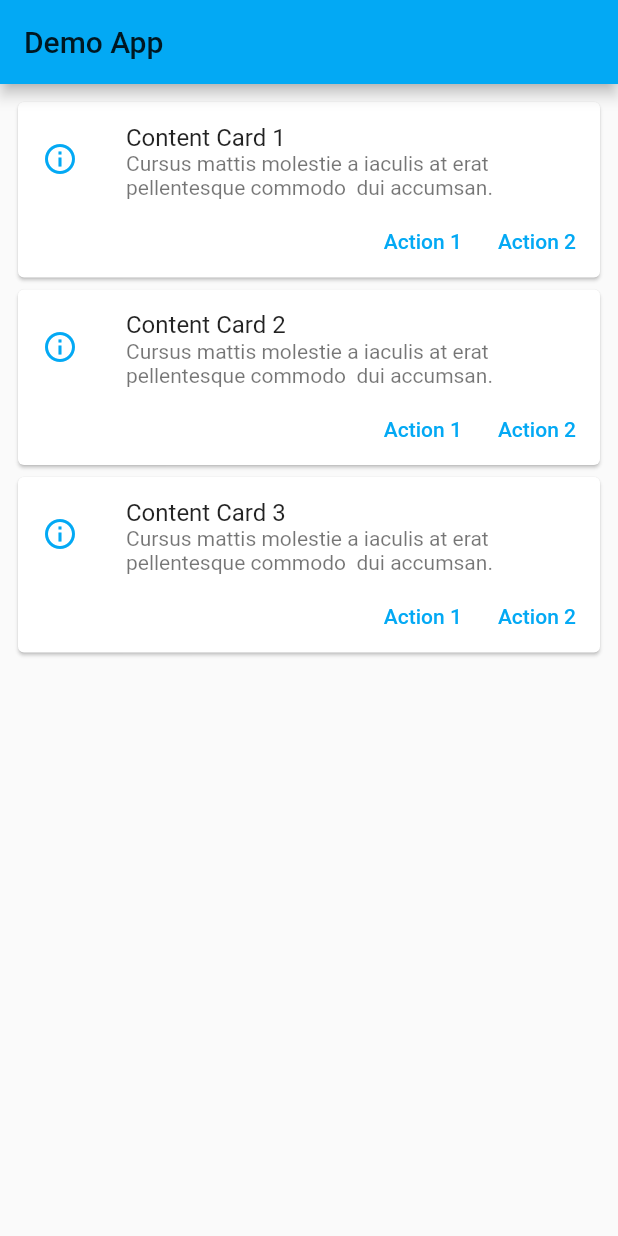
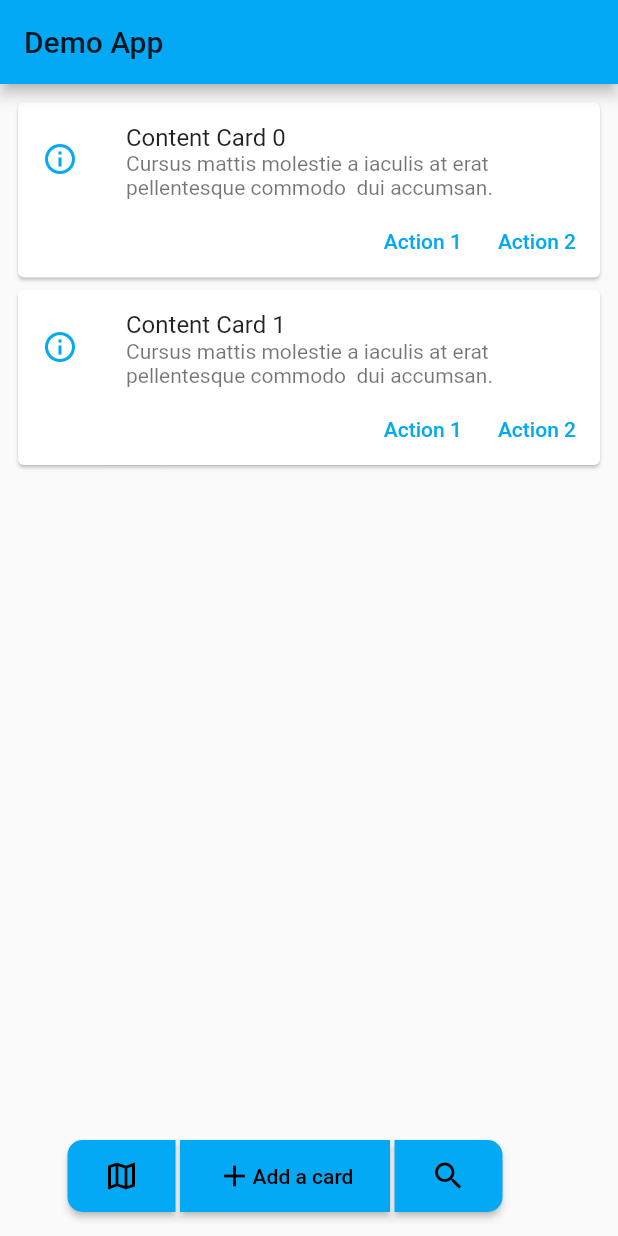
Before and after one commit to underwhelmingToaster/button_navigation_bar, a Flutter app: the screen it shows after launch, on a phone screen of 412 x 824 dp. Run offline on Flutter 3.47's test engine with Material 2 defaults, Android fonts, the light colour scheme and no system bars.

Commit message:
Created example app

```diff
--- /dev/null
+++ b/example/lib/card_service.dart
@@ -0,0 +1,41 @@
+import 'package:flutter/material.dart';
+import 'package:flutter/services.dart';
+
+class CardService {
+  List<Card> returnCards (int numberOfCards) {
+    List<Card> cards = new List.empty(growable: true);
+    for(int i = 0; i < numberOfCards; i++) {
+      cards.add(
+        Card(
+          child: Column(
+            mainAxisSize: MainAxisSize.min,
+            children: <Widget>[
+              Padding(padding: EdgeInsets.symmetric(vertical: 5)),
+              ListTile(
+                leading: Icon(Icons.info_outline, color: Colors.lightBlue,),
+                title: Text('Content Card ${i.toString()}'),
+                subtitle: Text('Cursus mattis molestie a iaculis at erat pellentesque commodo  dui accumsan.'),
+              ),
+              Row(
+                mainAxisAlignment: MainAxisAlignment.end,
+                children: <Widget>[
+                  TextButton(
+                    child: const Text('Action 1'),
+                    onPressed: () { },
+                  ),
+                  const SizedBox(width: 8),
+                  TextButton(
+                    child: const Text('Action 2'),
+                    onPressed: () { },
+                  ),
+                  const SizedBox(width: 8),
+                ],
+              ),
+            ],
+          ),
+        )
+      );
+    }
+    return cards;
+  }
+}
--- a/example/lib/main.dart
+++ b/example/lib/main.dart
@@ -1,3 +1,7 @@
+import 'package:button_navigation_bar/button_navigation_bar.dart';
+import 'package:example/card_service.dart';
+import 'package:example/sub_pages/subpage1.dart';
+import 'package:example/sub_pages/subpage2.dart';
 import 'package:flutter/material.dart';
 
 void main() {
@@ -26,6 +30,7 @@ class MyHomePage extends StatefulWidget {
 }
 
 class _MyHomePageState extends State<MyHomePage> {
+  int cardCounter = 2;
 
   @override
   Widget build(BuildContext context) {
@@ -33,98 +38,44 @@ class _MyHomePageState extends State<MyHomePage> {
       appBar: AppBar(
         title: Text(widget.title),
       ),
-      body: Padding(
+      body: SingleChildScrollView(
         padding: EdgeInsets.all(8),
         child: Column(
           mainAxisAlignment: MainAxisAlignment.start,
           crossAxisAlignment: CrossAxisAlignment.center,
-          children: [
-            Card(
-              child: Column(
-                mainAxisSize: MainAxisSize.min,
-                children: <Widget>[
-                  Padding(padding: EdgeInsets.symmetric(vertical: 5)),
-                  const ListTile(
-                    leading: Icon(Icons.info_outline, color: Colors.lightBlue,),
-                    title: Text('Content Card 1'),
-                    subtitle: Text('Cursus mattis molestie a iaculis at erat pellentesque commodo  dui accumsan.'),
-                  ),
-                  Row(
-                    mainAxisAlignment: MainAxisAlignment.end,
-                    children: <Widget>[
-                      TextButton(
-                        child: const Text('Action 1'),
-                        onPressed: () { },
-                      ),
-                      const SizedBox(width: 8),
-                      TextButton(
-                        child: const Text('Action 2'),
-                        onPressed: () { },
-                      ),
-                      const SizedBox(width: 8),
-                    ],
-                  ),
-                ],
-              ),
-            ),
-            Card(
-              child: Column(
-                mainAxisSize: MainAxisSize.min,
-                children: <Widget>[
-                  Padding(padding: EdgeInsets.symmetric(vertical: 5)),
-                  const ListTile(
-                    leading: Icon(Icons.info_outline, color: Colors.lightBlue,),
-                    title: Text('Content Card 2'),
-                    subtitle: Text('Cursus mattis molestie a iaculis at erat pellentesque commodo  dui accumsan.'),
-                  ),
-                  Row(
-                    mainAxisAlignment: MainAxisAlignment.end,
-                    children: <Widget>[
-                      TextButton(
-                        child: const Text('Action 1'),
-                        onPressed: () { },
-                      ),
-                      const SizedBox(width: 8),
-                      TextButton(
-                        child: const Text('Action 2'),
-                        onPressed: () { },
-                      ),
-                      const SizedBox(width: 8),
-                    ],
-                  ),
-                ],
-              ),
-            ),
-            Card(
-              child: Column(
-                mainAxisSize: MainAxisSize.min,
-                children: <Widget>[
-                  Padding(padding: EdgeInsets.symmetric(vertical: 5)),
-                  const ListTile(
-                    leading: Icon(Icons.info_outline, color: Colors.lightBlue,),
-                    title: Text('Content Card 3'),
-                    subtitle: Text('Cursus mattis molestie a iaculis at erat pellentesque commodo  dui accumsan.'),
-                  ),
-                  Row(
-                    mainAxisAlignment: MainAxisAlignment.end,
-                    children: <Widget>[
-                      TextButton(
-                        child: const Text('Action 1'),
-                        onPressed: () { },
-                      ),
-                      const SizedBox(width: 8),
-                      TextButton(
-                        child: const Text('Action 2'),
-                        onPressed: () { },
-                      ),
-                      const SizedBox(width: 8),
-                    ],
-                  ),
-                ],
-              ),
-            ),
-          ],
-        ),
+          children: CardService().returnCards(cardCounter),
+        )
+      ),
+      floatingActionButton: ButtonNavigationBar(
+        borderRadius: BorderRadius.all(Radius.circular(10)),
+        children: [
+          ButtonNavigationItem(
+            icon: Icons.map_outlined,
+            onPressed: () {
+              Navigator.push(context,
+                MaterialPageRoute(builder: (BuildContext context) => SubPageOne())
+              );
+            }
+          ),
+          ButtonNavigationItem(
+            icon: Icons.add,
+            label: "Add a card",
+            width: 140,
+            onPressed: () {
+              setState(() {
+                cardCounter++;
+              });
+            }
+          ),
+          ButtonNavigationItem(
+            icon: Icons.search,
+            onPressed: () {
+              Navigator.push(context,
+                  MaterialPageRoute(builder: (BuildContext context) => SubPageTwo())
+              );
+            }
+          )
+        ],
       ),
     );
   }
```
Also changed, not shown: example/lib/sub_pages/subpage1.dart (added, +17 -0 lines), example/lib/sub_pages/subpage2.dart (added, +17 -0 lines).
